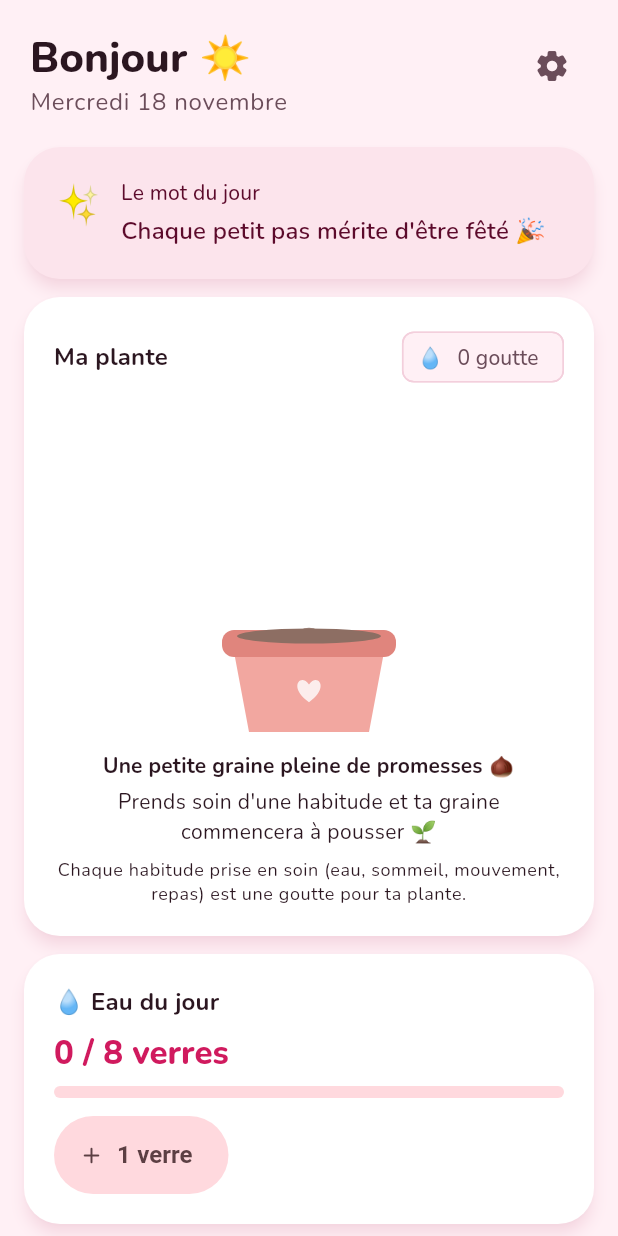
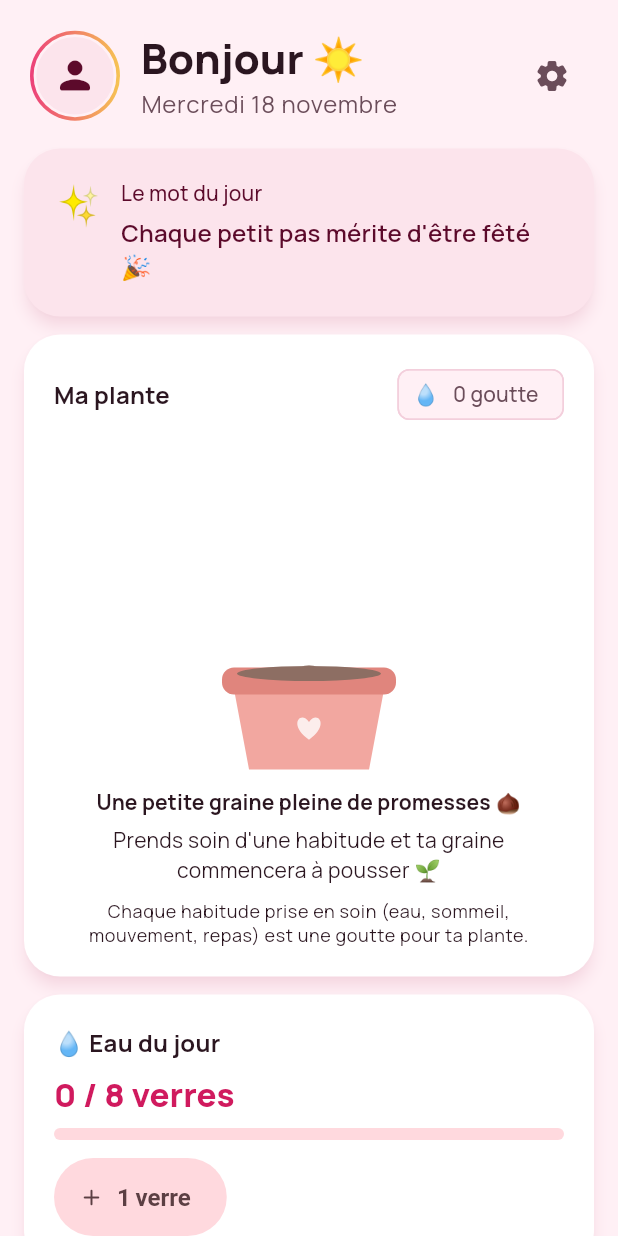
Before and after one commit to tionrolokone16-commits/Projet-Sheik-, a Flutter app: the AccueilScreen screen opened directly, on a phone screen of 412 x 824 dp. Run offline on Flutter 3.47's test engine with Material 3 defaults, Android fonts, the phone set to English and light mode, and no system bars; our stand-ins replace confetti, fl_chart, flutter_animate, google_fonts, image_picker, material_ui and 1 more; accounts and stored records are empty.

Commit message:
Nouveau logo, police Manrope et photo de profil
- logo « K. » (monogramme Manrope blanc sur fond framboise, point doré),
  pour l'icône d'accueil iPhone/iPad, le site et l'intérieur de l'appli
- police Manrope dans toute l'application (licence SIL OFL jointe)
- photo de profil facultative : choisie depuis l'appareil, réduite et
  gardée uniquement sur l'appareil ; affichée dans le profil, l'accueil
  et l'onboarding, modifiable ou retirable
- tests plus robustes pour les cartes de l'accueil, 92 tests

Co-Authored-By: Claude Opus 5.5 <noreply@anthropic.com>

```diff
--- a/premiere_app/lib/models/profil.dart
+++ b/premiere_app/lib/models/profil.dart
@@ -50,6 +50,7 @@ class Profil {
     required this.poidsObjectifKg,
     required this.niveauActivite,
     this.sexe = Sexe.nonPrecise,
+    this.photoBase64,
   });
 
   final String prenom;
@@ -60,6 +61,10 @@ class Profil {
   final NiveauActivite niveauActivite;
   final Sexe sexe;
 
+  /// Photo de profil réduite, encodée en texte (base64). Elle reste sur
+  /// l'appareil, comme toutes les autres données. `null` si aucune photo.
+  final String? photoBase64;
+
   Profil copyWith({
     String? prenom,
     int? age,
@@ -68,6 +73,8 @@ class Profil {
     double? poidsObjectifKg,
     NiveauActivite? niveauActivite,
     Sexe? sexe,
+    String? photoBase64,
+    bool retirerPhoto = false,
   }) {
     return Profil(
       prenom: prenom ?? this.prenom,
@@ -77,6 +84,7 @@ class Profil {
       poidsObjectifKg: poidsObjectifKg ?? this.poidsObjectifKg,
       niveauActivite: niveauActivite ?? this.niveauActivite,
       sexe: sexe ?? this.sexe,
+      photoBase64: retirerPhoto ? null : (photoBase64 ?? this.photoBase64),
     );
   }
 
@@ -88,6 +96,7 @@ class Profil {
         'poidsObjectifKg': poidsObjectifKg,
         'niveauActivite': niveauActivite.name,
         'sexe': sexe.name,
+        if (photoBase64 != null) 'photo': photoBase64,
       };
 
   factory Profil.fromJson(Map<String, dynamic> json) {
@@ -99,6 +108,7 @@ class Profil {
       poidsObjectifKg: (json['poidsObjectifKg'] as num?)?.toDouble() ?? 65,
       niveauActivite: NiveauActivite.depuisNom(json['niveauActivite'] as String?),
       sexe: Sexe.depuisNom(json['sexe'] as String?),
+      photoBase64: json['photo'] as String?,
     );
   }
 }
--- a/premiere_app/lib/screens/accueil_screen.dart
+++ b/premiere_app/lib/screens/accueil_screen.dart
@@ -13,6 +13,7 @@ import '../services/messages_service.dart';
 import '../services/plante_service.dart';
 import '../providers/recompenses_provider.dart';
 import '../services/recompenses_service.dart';
+import '../widgets/avatar_profil.dart';
 import '../widgets/plante.dart';
 import 'chemin_screen.dart';
 import 'recettes_screen.dart';
@@ -81,8 +82,16 @@ class AccueilScreen extends StatelessWidget {
                 Padding(
                   padding: const EdgeInsets.symmetric(horizontal: 4),
                   child: Row(
-                    crossAxisAlignment: CrossAxisAlignment.start,
+                    crossAxisAlignment: CrossAxisAlignment.center,
                     children: [
+                      AvatarProfil(
+                        key: const Key('avatar_accueil'),
+                        photoBase64: profil?.photoBase64,
+                        prenom: profil?.prenom ?? '',
+                        taille: 60,
+                        onTap: () => onAllerOnglet?.call(3),
+                      ),
+                      const SizedBox(width: 14),
                       Expanded(
                         child: Column(
                           crossAxisAlignment: CrossAxisAlignment.start,
--- a/premiere_app/lib/screens/reglages_screen.dart
+++ b/premiere_app/lib/screens/reglages_screen.dart
@@ -7,6 +7,7 @@ import '../models/reglages.dart';
 import '../providers/reglages_provider.dart';
 import '../services/calculs_service.dart';
 import '../services/stockage_service.dart';
+import '../widgets/logo_kira.dart';
 
 /// Réglages : affichage du poids, objectif d'eau, thème, effacement des données.
 class ReglagesScreen extends StatelessWidget {
@@ -192,7 +193,7 @@ class ReglagesScreen extends StatelessWidget {
                   titre: 'À propos',
                   enfants: [
                     ListTile(
-                      leading: const Text('🌸', style: TextStyle(fontSize: 24)),
+                      leading: const LogoKira(taille: 40),
                       title: const Text('Kira\'s FAT · version 1.0'),
                       subtitle: Text(
                         'Une app pour prendre soin de soi, à son rythme.\n'
--- a/premiere_app/lib/theme.dart
+++ b/premiere_app/lib/theme.dart
@@ -115,9 +115,9 @@ class ThemeFormeDouce {
 
     return base.copyWith(
       scaffoldBackgroundColor: couleurs.surface,
-      // Police ronde et moderne.
+      // Police Manrope : moderne, géométrique et très lisible.
       textTheme: utiliserGoogleFonts
-          ? GoogleFonts.nunitoTextTheme(base.textTheme)
+          ? GoogleFonts.manropeTextTheme(base.textTheme)
           : base.textTheme,
       // Transitions en fondu entre les écrans.
       pageTransitionsTheme: PageTransitionsTheme(
@@ -131,7 +131,7 @@ class ThemeFormeDouce {
         surfaceTintColor: Colors.transparent,
         centerTitle: false,
         titleTextStyle: base.textTheme.headlineSmall?.copyWith(
-          fontFamily: utiliserGoogleFonts ? GoogleFonts.nunito().fontFamily : null,
+          fontFamily: utiliserGoogleFonts ? GoogleFonts.manrope().fontFamily : null,
           fontWeight: FontWeight.w800,
           color: couleurs.onSurface,
         ),
--- /dev/null
+++ b/premiere_app/lib/widgets/avatar_profil.dart
@@ -0,0 +1,153 @@
+import 'dart:convert';
+import 'dart:typed_data';
+
+import 'package:image_picker/image_picker.dart';
+import 'package:material_ui/material_ui.dart';
+
+/// Ouvre la photothèque (ou l'appareil photo) et renvoie la photo choisie,
+/// réduite et encodée en texte (base64). Renvoie `null` si l'on annule.
+///
+/// La photo n'est jamais envoyée sur internet : elle reste sur l'appareil.
+Future<String?> choisirPhotoProfil(BuildContext context) async {
+  try {
+    final fichier = await ImagePicker().pickImage(
+      source: ImageSource.gallery, // sur iPhone : propose aussi l'appareil photo
+      maxWidth: 400, // petite taille : suffisant pour un avatar, peu de place
+      imageQuality: 80,
+    );
+    if (fichier == null) return null;
+    return base64Encode(await fichier.readAsBytes());
+  } catch (_) {
+    if (context.mounted) {
+      ScaffoldMessenger.of(context).showSnackBar(const SnackBar(
+        content: Text('La photo n\'a pas pu être ouverte. Réessaie avec une autre 🌸'),
+      ));
+    }
+    return null;
+  }
+}
+
+/// Photo de profil ronde, avec un liseré framboise.
+/// Sans photo : l'initiale du prénom sur fond rose.
+class AvatarProfil extends StatefulWidget {
+  const AvatarProfil({
+    super.key,
+    required this.photoBase64,
+    required this.prenom,
+    this.taille = 64,
+    this.onTap,
+    this.badgeAppareilPhoto = false,
+  });
+
+  final String? photoBase64;
+  final String prenom;
+  final double taille;
+  final VoidCallback? onTap;
+
+  /// Affiche une petite pastille « appareil photo » (l'avatar est modifiable).
+  final bool badgeAppareilPhoto;
+
+  @override
+  State<AvatarProfil> createState() => _AvatarProfilState();
+}
+
+class _AvatarProfilState extends State<AvatarProfil> {
+  /// Photo décodée une seule fois (et non à chaque affichage).
+  Uint8List? _octets;
+
+  @override
+  void initState() {
+    super.initState();
+    _decoder();
+  }
+
+  @override
+  void didUpdateWidget(AvatarProfil ancien) {
+    super.didUpdateWidget(ancien);
+    if (ancien.photoBase64 != widget.photoBase64) _decoder();
+  }
+
+  void _decoder() {
+    final texte = widget.photoBase64;
+    try {
+      _octets = texte == null ? null : base64Decode(texte);
+    } catch (_) {
+      _octets = null; // photo abîmée : on affiche l'initiale
+    }
+  }
+
+  @override
+  Widget build(BuildContext context) {
+    final couleurs = Theme.of(context).colorScheme;
+    final t = widget.taille;
+    final prenom = widget.prenom.trim();
+
+    final avatar = Container(
+      width: t,
+      height: t,
+      padding: EdgeInsets.all(t * 0.04),
+      decoration: BoxDecoration(
+        shape: BoxShape.circle,
+        gradient: const LinearGradient(colors: [Color(0xFFEC407A), Color(0xFFF6C453)]),
+      ),
+      child: Container(
+        decoration: BoxDecoration(
+          shape: BoxShape.circle,
+          color: couleurs.primaryContainer,
+          border: Border.all(color: couleurs.surface, width: t * 0.03),
+        ),
+        clipBehavior: Clip.antiAlias,
+        alignment: Alignment.center,
+        child: _octets != null
+            ? Image.memory(
+                _octets!,
+                width: t,
+                height: t,
+                fit: BoxFit.cover,
+                gaplessPlayback: true,
+              )
+            : prenom.isEmpty
+                // Pas encore de prénom : une silhouette.
+                ? Icon(Icons.person_rounded, size: t * 0.5, color: couleurs.onPrimaryContainer)
+                : Text(
+                    prenom.characters.first.toUpperCase(),
+                    style: TextStyle(
+                      fontSize: t * 0.4,
+                      fontWeight: FontWeight.w800,
+                      color: couleurs.onPrimaryContainer,
+                    ),
+                  ),
+      ),
+    );
+
+    return Semantics(
+      button: widget.onTap != null,
+      label: _octets != null ? 'Photo de profil' : 'Ajouter une photo de profil',
+      child: GestureDetector(
+        onTap: widget.onTap,
+        child: Stack(
+          clipBehavior: Clip.none,
+          children: [
+            avatar,
+            if (widget.badgeAppareilPhoto)
+              Positioned(
+                right: 0,
+                bottom: 0,
+                child: Container(
+                  width: t * 0.32,
+                  height: t * 0.32,
+                  decoration: BoxDecoration(
+                    color: couleurs.primary,
+                    shape: BoxShape.circle,
+                    border: Border.all(color: couleurs.surface, width: 2),
+                  ),
+                  child: Icon(Icons.photo_camera_rounded,
+                      size: t * 0.17, color: couleurs.onPrimary),
+                ),
+              ),
+          ],
+        ),
+      ),
+    );
+  }
+}
--- a/premiere_app/pubspec.yaml
+++ b/premiere_app/pubspec.yaml
@@ -66,6 +66,10 @@ flutter:
   # the material Icons class.
   uses-material-design: true
 
+  # Logo de l'application (généré par tool/generer_icones_test.dart).
+  assets:
+    - assets/images/
+
   # To add assets to your application, add an assets section, like this:
   # assets:
   #   - images/a_dot_burr.jpeg
```
Also changed, not shown: premiere_app/lib/screens/onboarding_screen.dart (+28 -6 lines), premiere_app/lib/screens/profil_screen.dart (+75 -15 lines), premiere_app/lib/widgets/logo_kira.dart (added, +36 -0 lines), premiere_app/tool/generer_icones_test.dart (+54 -40 lines), premiere_app/tool/polices/OFL.txt (added, +93 -0 lines), premiere_app/assets/images/logo.png (added), premiere_app/tool/polices/Manrope.ttf (added), 9 other files.
